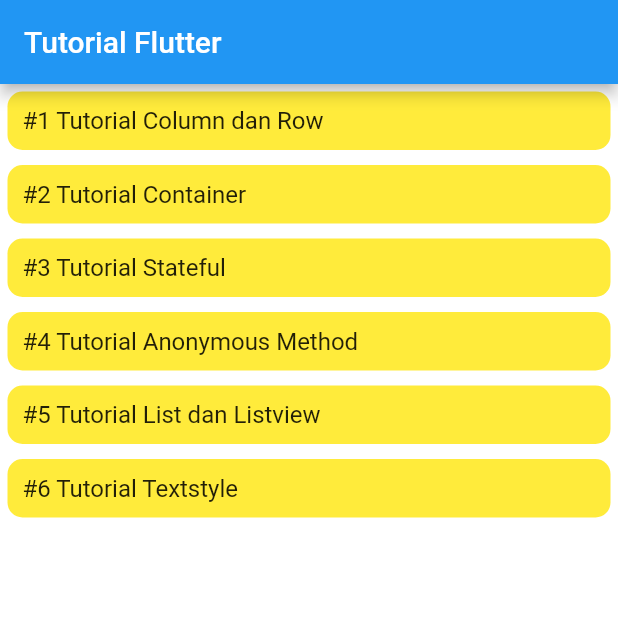
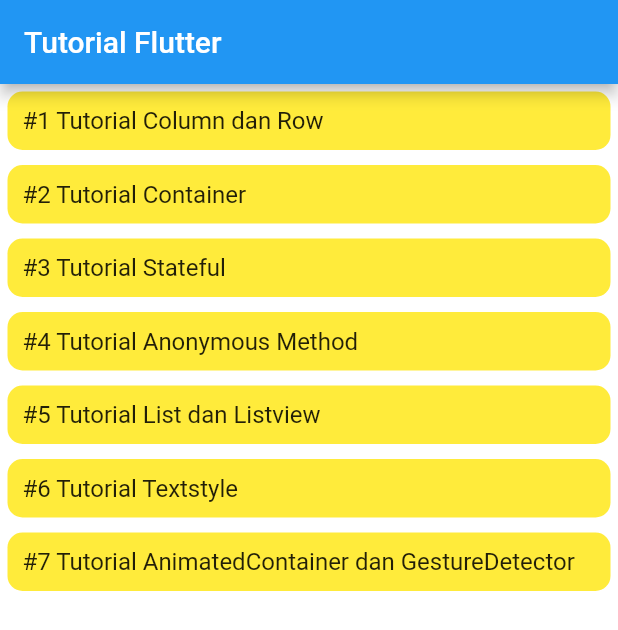
Before and after one commit to syahroel712/tutorial-flutter-pemula, a Flutter app: the screen it shows after launch, on a phone screen of 412 x 824 dp. Shown: the top 630 px of the screen. Run offline on Flutter 3.47's test engine with Material 2 defaults, Android fonts, the phone set to English and light mode, and no system bars.

Commit message:
#7 AnimatedContainer dan GestureDetector

```diff
--- a/lib/main.dart
+++ b/lib/main.dart
@@ -7,6 +7,7 @@ import 'package:flutter_study/pages/3_stateful.dart';
 import 'package:flutter_study/pages/4_anonymous_method.dart';
 import 'package:flutter_study/pages/5_list_listview.dart';
 import 'package:flutter_study/pages/6_textstyle.dart';
+import 'package:flutter_study/pages/7_animatedContainer_gestureDetector.dart';
 
 void main() {
   runApp(MyApp());
@@ -21,6 +22,7 @@ class MyApp extends StatelessWidget {
     '/4_anonymous': (_) => AnonymousPage(),
     '/5_listview': (_) => ListViewPage(),
     '/6_textstyle': (_) => TextStylePage(),
+    '/7_animated_container': (_) => AnimatedContainerPage(),
   };
 
   @override
--- a/lib/pages/home.dart
+++ b/lib/pages/home.dart
@@ -139,6 +139,26 @@ class HomePage extends StatelessWidget {
                         ),
                       ),
                     ),
+                    Container(
+                      margin: EdgeInsets.all(5),
+                      padding: EdgeInsets.all(10),
+                      width: MediaQuery.of(context).size.width,
+                      decoration: BoxDecoration(
+                        borderRadius: BorderRadius.circular(10),
+                        color: Colors.yellow,
+                      ),
+                      child: InkWell(
+                          onTap: () {
+                            Navigator.pushNamed(
+                                context, '/7_animated_container');
+                          },
+                          child: Text(
+                            '#7 Tutorial AnimatedContainer dan GestureDetector',
+                            style: TextStyle(
+                              fontSize: 16,
+                            ),
+                          )),
+                    ),
                   ],
                 ),
               ],
```
Also changed, not shown: lib/pages/7_animatedContainer_gestureDetector.dart (added, +41 -0 lines).
